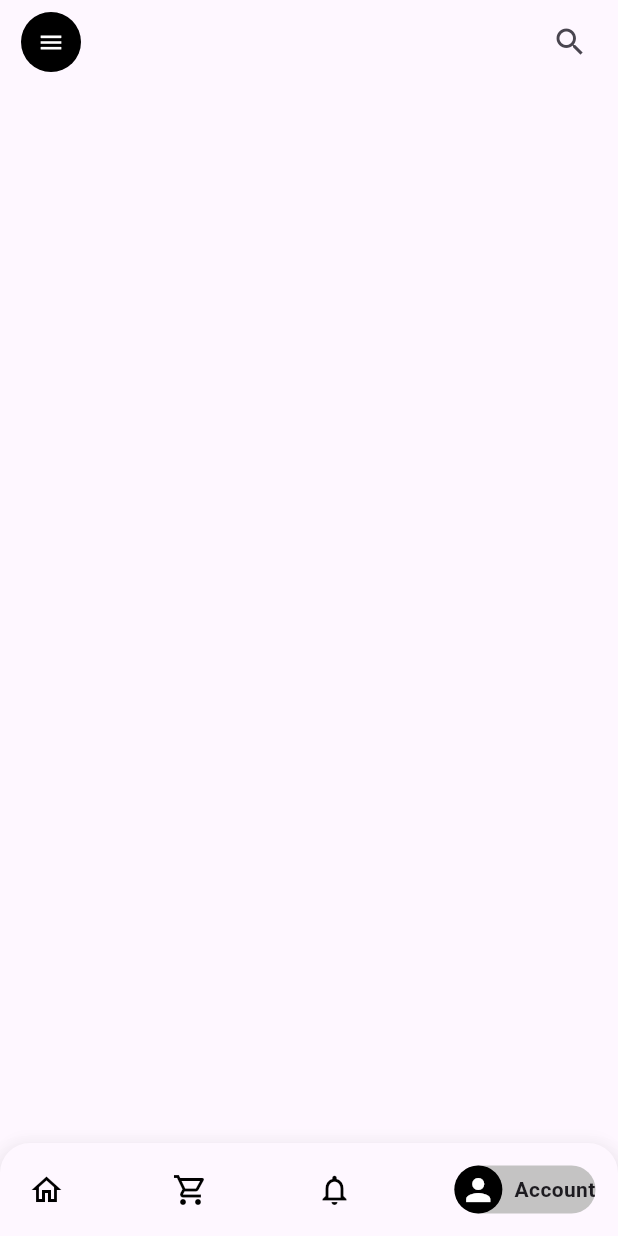
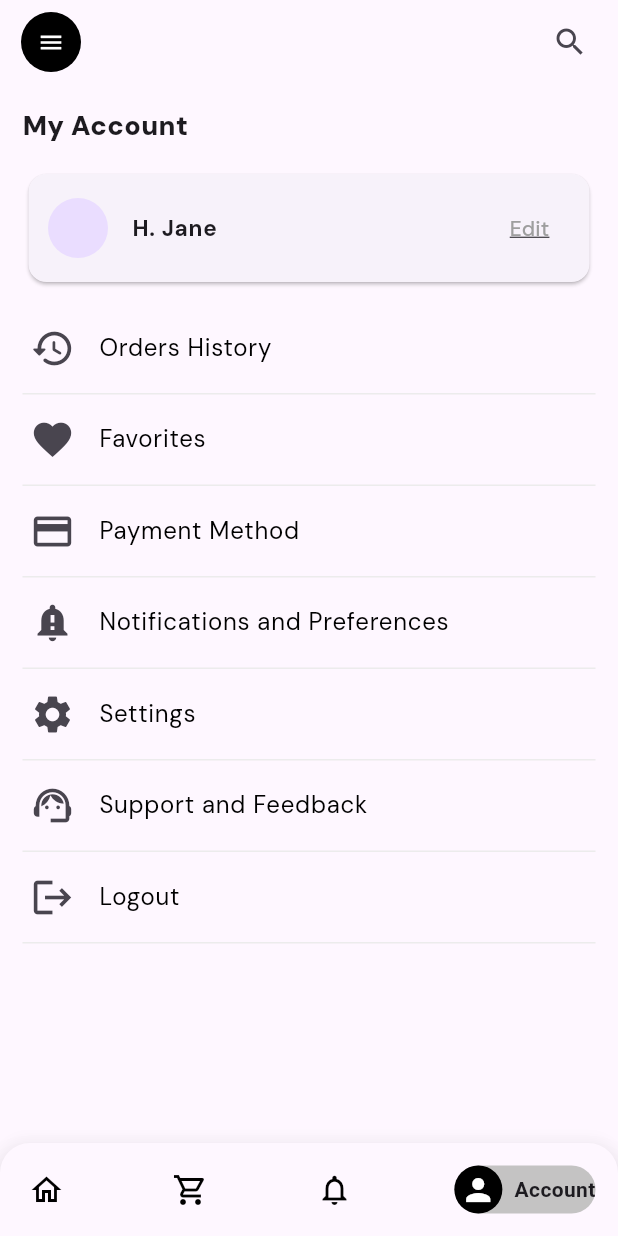
Before and after one commit to Muhammad-Usmaan/e-commerce_app, a Flutter app: the screen it shows after launch, item 4 of the bottom bar chosen, on a phone screen of 412 x 824 dp. Run offline on Flutter 3.47's test engine with Material 3 defaults, Android fonts, the phone set to English and light mode, and no system bars; drawn by our look-alikes of google_nav_bar; our stand-ins replace google_fonts; network calls fail.

Commit message:
Remaining pages added

```diff
--- /dev/null
+++ b/lib/screens/account.dart
@@ -0,0 +1,220 @@
+import 'package:flutter/material.dart';
+import 'package:google_fonts/google_fonts.dart';
+
+class AccountView extends StatelessWidget {
+  const AccountView({super.key});
+
+  @override
+  Widget build(BuildContext context) {
+    return Padding(
+      padding: const EdgeInsets.all(15),
+      child: Column(
+        crossAxisAlignment: CrossAxisAlignment.start,
+        children: [
+          Text(
+            "My Account",
+            style:
+                GoogleFonts.dmSans(fontSize: 18, fontWeight: FontWeight.w900),
+          ),
+          SizedBox(
+            height: 15,
+          ),
+          Expanded(
+            child: ListView(
+              children: [
+                Card(
+                  elevation: 1,
+                  child: Padding(
+                    padding: const EdgeInsets.all(8.0),
+                    child: ListTile(
+                      contentPadding: EdgeInsets.only(left: 5),
+                      leading: CircleAvatar(),
+                      title: Text(
+                        "H. Jane",
+                        style: GoogleFonts.dmSans(
+                            fontSize: 15, fontWeight: FontWeight.w700),
+                      ),
+                      trailing: TextButton(
+                        onPressed: () {},
+                        child: Text(
+                          "Edit",
+                          style: GoogleFonts.dmSans(
+                              color: Colors.grey,
+                              decoration: TextDecoration.underline),
+                        ),
+                      ),
+                    ),
+                  ),
+                ),
+                SizedBox(
+                  height: 10,
+                ),
+                SizedBox(
+                  height: 60,
+                  child: Center(
+                    child: ListTile(
+                      contentPadding: EdgeInsets.only(left: 5),
+                      leading: Icon(
+                        Icons.history_rounded,
+                        size: 30,
+                      ),
+                      title: Text(
+                        "Orders History",
+                        style: GoogleFonts.dmSans(
+                          color: Colors.black,
+                          fontSize: 16,
+                        ),
+                      ),
+                    ),
+                  ),
+                ),
+                Container(
+                  height: 1,
+                  color: const Color.fromARGB(255, 236, 236, 236),
+                ),
+                SizedBox(
+                  height: 60,
+                  child: Center(
+                    child: ListTile(
+                      contentPadding: EdgeInsets.only(left: 5),
+                      leading: Icon(
+                        Icons.favorite,
+                        size: 30,
+                      ),
+                      title: Text(
+                        "Favorites",
+                        style: GoogleFonts.dmSans(
+                          color: Colors.black,
+                          fontSize: 16,
+                        ),
+                      ),
+                    ),
+                  ),
+                ),
+                Container(
+                  height: 1,
+                  color: const Color.fromARGB(255, 236, 236, 236),
+                ),
+                SizedBox(
+                  height: 60,
+                  child: Center(
+                    child: ListTile(
+                      contentPadding: EdgeInsets.only(left: 5),
+                      leading: Icon(
+                        Icons.payment,
+                        size: 30,
+                      ),
+                      title: Text(
+                        "Payment Method",
+                        style: GoogleFonts.dmSans(
+                          color: Colors.black,
+                          fontSize: 16,
+                        ),
+                      ),
+                    ),
+                  ),
+                ),
+                Container(
+                  height: 1,
+                  color: const Color.fromARGB(255, 236, 236, 236),
+                ),
+                SizedBox(
+                  height: 60,
+                  child: Center(
+                    child: ListTile(
+                      contentPadding: EdgeInsets.only(left: 5),
+                      leading: Icon(
+                        Icons.notification_important,
+                        size: 30,
+                      ),
+                      title: Text(
+                        "Notifications and Preferences",
+                        style: GoogleFonts.dmSans(
+                          color: Colors.black,
+                          fontSize: 16,
+                        ),
+                      ),
+                    ),
+                  ),
+                ),
+                Container(
+                  height: 1,
+                  color: const Color.fromARGB(255, 236, 236, 236),
+                ),
+                SizedBox(
+                  height: 60,
+                  child: Center(
+                    child: ListTile(
+                      contentPadding: EdgeInsets.only(left: 5),
+                      leading: Icon(
+                        Icons.settings,
+                        size: 30,
+                      ),
+                      title: Text(
+                        "Settings",
+                        style: GoogleFonts.dmSans(
+                          color: Colors.black,
+                          fontSize: 16,
+                        ),
+                      ),
+                    ),
+                  ),
+                ),
+                Container(
+                  height: 1,
+                  color: const Color.fromARGB(255, 236, 236, 236),
+                ),
+                SizedBox(
+                  height: 60,
+                  child: Center(
+                    child: ListTile(
+                      contentPadding: EdgeInsets.only(left: 5),
+                      leading: Icon(
+                        Icons.support_agent,
+                        size: 30,
+                      ),
+                      title: Text(
+                        "Support and Feedback",
+                        style: GoogleFonts.dmSans(
+                          color: Colors.black,
+                          fontSize: 16,
+                        ),
+                      ),
+                    ),
+                  ),
+                ),
+                Container(
+                  height: 1,
+                  color: const Color.fromARGB(255, 236, 236, 236),
+                ),
+                SizedBox(
+                  height: 60,
+                  child: Center(
+                    child: ListTile(
+                      contentPadding: EdgeInsets.only(left: 5),
+                      leading: Icon(
+                        Icons.logout,
+                        size: 30,
+                      ),
+                      title: Text(
+                        "Logout",
+                        style: GoogleFonts.dmSans(
+                          color: Colors.black,
+                          fontSize: 16,
+                        ),
+                      ),
+                    ),
+                  ),
+                ),
+                Container(
+                  height: 1,
+                  color: const Color.fromARGB(255, 236, 236, 236),
+                ),
+              ],
+            ),
+          )
+        ],
+      ),
+    );
+  }
+}
--- a/lib/screens/productDetails.dart
+++ b/lib/screens/productDetails.dart
@@ -306,7 +306,7 @@ class _ProductViewState extends State<ProductView> {
                         ],
                       ),
                       Card(
-                        margin: EdgeInsets.only(right: 15),
+                        margin: EdgeInsets.only(right: 6),
                         elevation: 8,
                         shape: RoundedRectangleBorder(
                             borderRadius: BorderRadius.circular(20)),
--- a/lib/screens/startApp.dart
+++ b/lib/screens/startApp.dart
@@ -1,6 +1,9 @@
 import 'package:flutter/material.dart';
 import 'package:google_nav_bar/google_nav_bar.dart';
+import 'package:shopping_app_ui/screens/account.dart';
+import 'package:shopping_app_ui/screens/cart.dart';
 import 'package:shopping_app_ui/screens/home.dart';
+import 'package:shopping_app_ui/screens/notification.dart';
 
 class StartAppView extends StatefulWidget {
   const StartAppView({super.key});
@@ -93,9 +96,8 @@ class _StartAppViewState extends State<StartAppView> {
                             _currentPage == 0
                                 ? Icons.home
                                 : Icons.home_outlined,
-                              color: _currentPage == 0
-                                  ? Colors.white
-                                  : Colors.black,
+                            color:
+                                _currentPage == 0 ? Colors.white : Colors.black,
                           ), // Icon color
                         ),
                       ),
@@ -125,7 +127,6 @@ class _StartAppViewState extends State<StartAppView> {
                       GButton(
                         icon: Icons.notifications_none,
                         text: 'Notifications',
-
                         leading: Container(
                           // Wrap the icon in a background
                           decoration: BoxDecoration(
@@ -144,20 +145,19 @@ class _StartAppViewState extends State<StartAppView> {
                               color: _currentPage == 2
                                   ? Colors.white
                                   : Colors.black), // Icon color
-                        ),),
-                      GButton(icon: Icons.person_outline, text: 'Account',
-
+                        ),
+                      ),
+                      GButton(
+                        icon: Icons.person_outline,
+                        text: 'Account',
                         leading: Container(
-
                           decoration: BoxDecoration(
                             color: _currentPage == 3
                                 ? Colors.black
-                                : Colors
-                                    .transparent,
+                                : Colors.transparent,
                             shape: BoxShape.circle,
                           ),
-                          padding: EdgeInsets.all(
-                              4),
+                          padding: EdgeInsets.all(4),
                           child: Icon(
                               _currentPage == 3
                                   ? Icons.person
@@ -165,7 +165,8 @@ class _StartAppViewState extends State<StartAppView> {
                               color: _currentPage == 3
                                   ? Colors.white
                                   : Colors.black),
-                        ),),
+                        ),
+                      ),
                     ]),
               )),
         ),
@@ -177,11 +178,11 @@ class _StartAppViewState extends State<StartAppView> {
     if (_currentPage == 0) {
       return const HomeView();
     } else if (_currentPage == 1) {
-      return Container();
+      return CartView();
     } else if (_currentPage == 2) {
-      return Container();
+      return NotificationView();
     } else {
-      return Container();
+      return AccountView();
     }
   }
 }
```
Also changed, not shown: lib/screens/cart.dart (added, +61 -0 lines), lib/screens/home.dart (+6 -6 lines), lib/screens/notification.dart (added, +22 -0 lines), 2 other files. Lines whose indentation alone changed are shown as unchanged.
